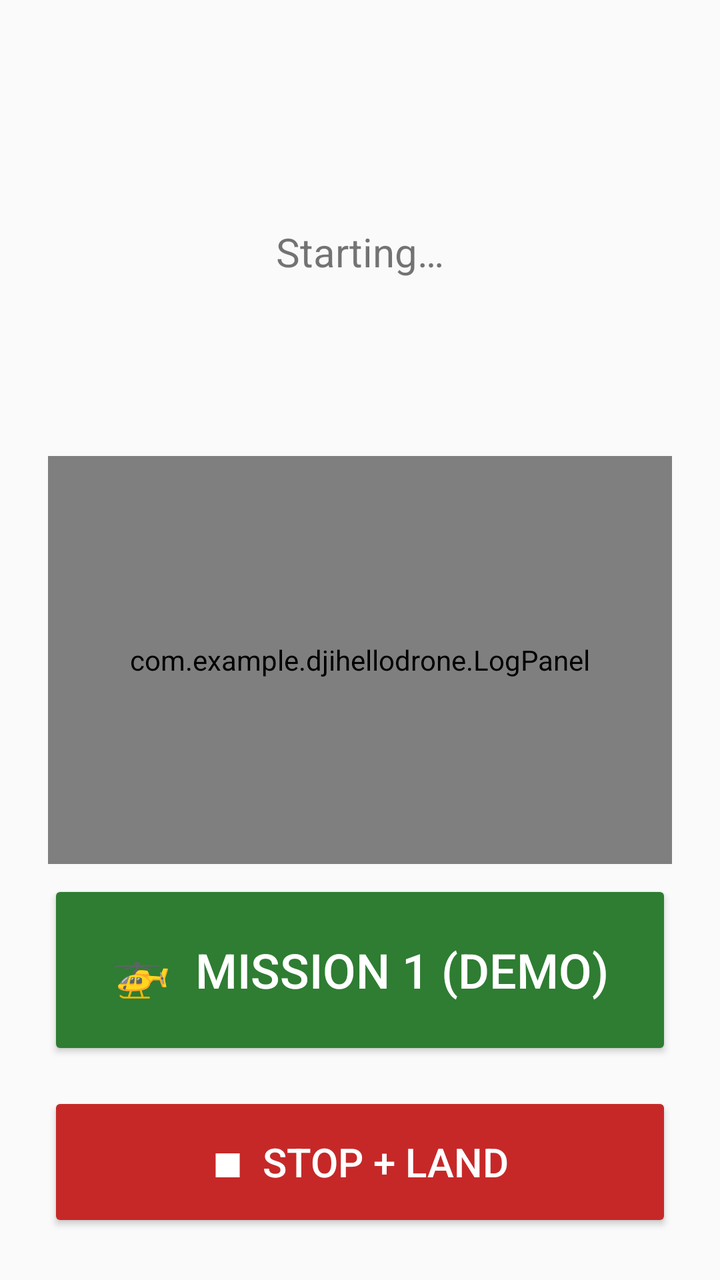
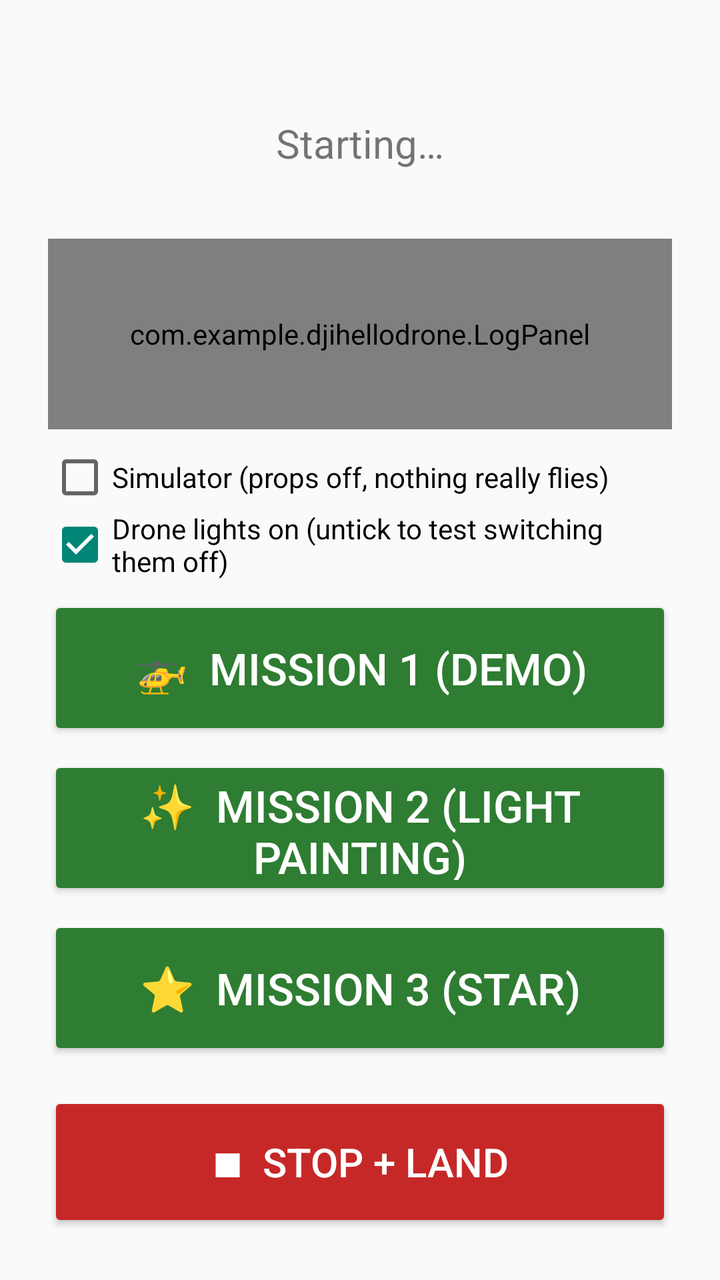

The first picture is an Android layout as it rendered before a commit; the second is the same layout after the commit. The layout source and the unified diff follow.
<!-- AndroidManifest.xml: application theme android:Theme.Material.Light -->
<!-- res/layout/activity_main.xml -->
<?xml version="1.0" encoding="utf-8"?>
<LinearLayout xmlns:android="http://schemas.android.com/apk/res/android"
    android:layout_width="match_parent"
    android:layout_height="match_parent"
    android:orientation="vertical"
    android:padding="24dp"
    android:gravity="center_horizontal">

    <TextView
        android:id="@+id/statusText"
        android:layout_width="match_parent"
        android:layout_height="0dp"
        android:layout_weight="1"
        android:gravity="center"
        android:textSize="20sp"
        android:text="Starting…" />

    <com.example.djihellodrone.LogPanel
        android:id="@+id/logPanel"
        android:layout_width="match_parent"
        android:layout_height="0dp"
        android:layout_weight="1"
        android:layout_marginBottom="8dp"
        android:background="#ECEFF1" />

    <Button
        android:id="@+id/goButton"
        android:layout_width="match_parent"
        android:layout_height="90dp"
        android:layout_marginBottom="16dp"
        android:backgroundTint="#2E7D32"
        android:textColor="#FFFFFF"
        android:textSize="24sp"
        android:text="🚁  Mission 1 (demo)" />

    <Button
        android:id="@+id/stopButton"
        android:layout_width="match_parent"
        android:layout_height="70dp"
        android:backgroundTint="#C62828"
        android:textColor="#FFFFFF"
        android:textSize="20sp"
        android:text="■  STOP + LAND" />
</LinearLayout>
<!-- resources referenced by this layout -->
<resources>

</resources>

<!-- the commit's change to res/layout/activity_main.xml (unified diff, before → after) -->
@@ -23,15 +23,49 @@
         android:layout_marginBottom="8dp"
         android:background="#ECEFF1" />
 
+    <CheckBox
+        android:id="@+id/simulatorCheck"
+        android:layout_width="match_parent"
+        android:layout_height="wrap_content"
+        android:text="Simulator (props off, nothing really flies)" />
+
+    <CheckBox
+        android:id="@+id/lightsCheck"
+        android:layout_width="match_parent"
+        android:layout_height="wrap_content"
+        android:layout_marginBottom="8dp"
+        android:checked="true"
+        android:text="Drone lights on (untick to test switching them off)" />
+
     <Button
         android:id="@+id/goButton"
         android:layout_width="match_parent"
-        android:layout_height="90dp"
+        android:layout_height="72dp"
+        android:layout_marginBottom="8dp"
+        android:backgroundTint="#2E7D32"
+        android:textColor="#FFFFFF"
+        android:textSize="22sp"
+        android:text="🚁  Mission 1 (demo)" />
+
+    <Button
+        android:id="@+id/mission2Button"
+        android:layout_width="match_parent"
+        android:layout_height="72dp"
+        android:layout_marginBottom="8dp"
+        android:backgroundTint="#2E7D32"
+        android:textColor="#FFFFFF"
+        android:textSize="22sp"
+        android:text="✨  Mission 2 (light painting)" />
+
+    <Button
+        android:id="@+id/mission3Button"
+        android:layout_width="match_parent"
+        android:layout_height="72dp"
         android:layout_marginBottom="16dp"
         android:backgroundTint="#2E7D32"
         android:textColor="#FFFFFF"
-        android:textSize="24sp"
-        android:text="🚁  Mission 1 (demo)" />
+        android:textSize="22sp"
+        android:text="⭐  Mission 3 (star)" />
 
     <Button
         android:id="@+id/stopButton"
